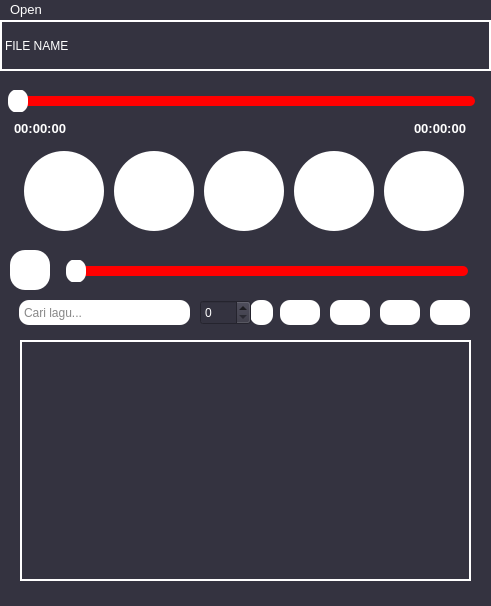
This is MusicPlayerGUI/mainwindow.ui in adanfdilah/Project-Alpro as Qt 5 draws it before an edit. The edited form follows.
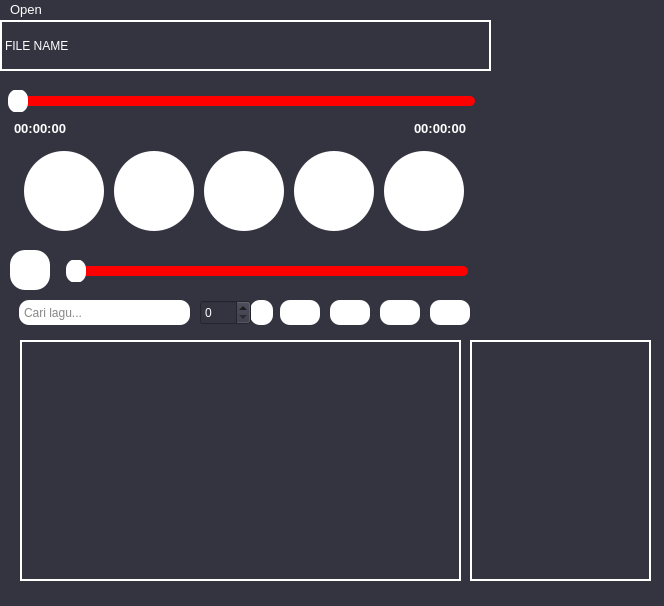
This is the edited form. The open tabs and pages were chosen to show the change. Custom widgets are drawn as their Qt base class.

Diff of the .ui file:
```diff
--- a/MusicPlayerGUI/mainwindow.ui
+++ b/MusicPlayerGUI/mainwindow.ui
@@ -6,7 +6,7 @@
    <rect>
     <x>0</x>
     <y>0</y>
-    <width>491</width>
+    <width>664</width>
     <height>606</height>
    </rect>
   </property>
@@ -709,7 +709,7 @@
      <rect>
       <x>20</x>
       <y>320</y>
-      <width>451</width>
+      <width>441</width>
       <height>241</height>
      </rect>
     </property>
@@ -724,7 +724,7 @@
      <number>1</number>
     </property>
     <widget class="QWidget" name="page_Lyrics">
-     <widget class="QTextEdit" name="lyricsDisplay">
+     <widget class="ClickableTextEdit" name="lyricsDisplay" native="true">
       <property name="geometry">
        <rect>
         <x>10</x>
@@ -848,10 +848,7 @@
         <pointsize>11</pointsize>
        </font>
       </property>
-      <property name="frameShape">
-       <enum>QFrame::Shape::NoFrame</enum>
-      </property>
-      <property name="readOnly">
+      <property name="readOnly" stdset="0">
        <bool>true</bool>
       </property>
      </widget>
@@ -1147,6 +1144,24 @@
      </widget>
     </widget>
    </widget>
+   <widget class="QListWidget" name="listWidget_Queue">
+    <property name="geometry">
+     <rect>
+      <x>470</x>
+      <y>320</y>
+      <width>181</width>
+      <height>241</height>
+     </rect>
+    </property>
+    <property name="styleSheet">
+     <string notr="true">QListWidget {
+    color: white;
+    background-color: transparent; /* opsional */
+	border:2px solid rgb(255,255,255)
+}
+</string>
+    </property>
+   </widget>
    <zorder>layoutWidget</zorder>
    <zorder>label_File_Name</zorder>
    <zorder>horizontalSlider_Audio_File_Duration</zorder>
@@ -1168,8 +1183,8 @@
     <rect>
      <x>0</x>
      <y>0</y>
-     <width>491</width>
-     <height>23</height>
+     <width>664</width>
+     <height>28</height>
     </rect>
    </property>
    <property name="palette">
@@ -1327,6 +1342,13 @@
    </property>
   </action>
  </widget>
+ <customwidgets>
+  <customwidget>
+   <class>ClickableTextEdit</class>
+   <extends>QWidget</extends>
+   <header>clickabletextedit.h</header>
+  </customwidget>
+ </customwidgets>
  <resources/>
  <connections/>
 </ui>
```
Left out of the diff: 5 changed lines with no effect on the pictures.
